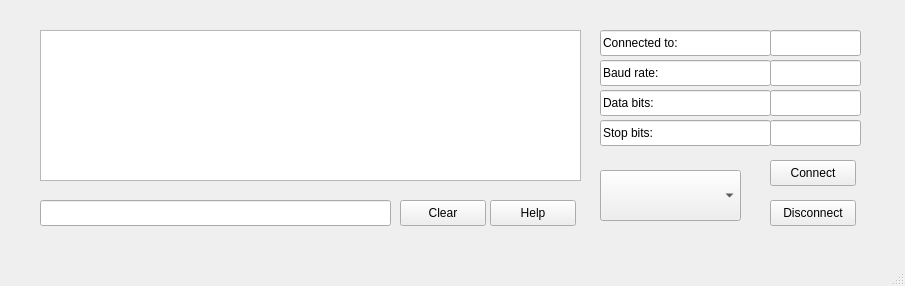
Old version of the form Software/Qt/mainwindow.ui in the repository Korius668/Robot-ISCARA.
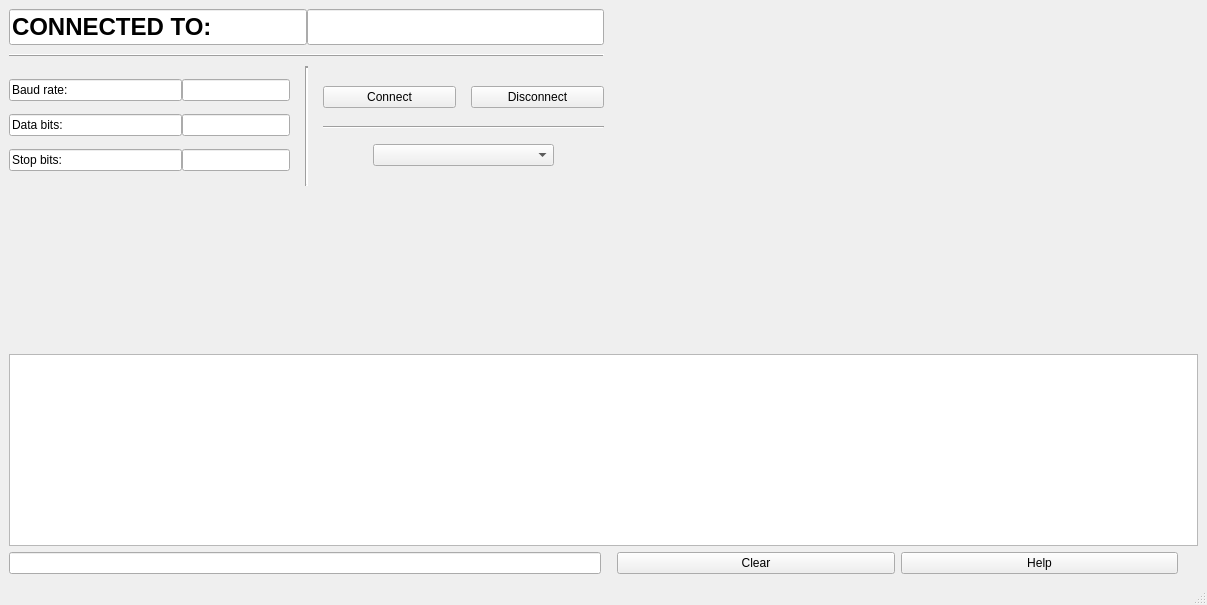
New version of the form. Icons and pictures are not drawn.

```diff
--- a/Software/Qt/mainwindow.ui
+++ b/Software/Qt/mainwindow.ui
@@ -6,8 +6,8 @@
    <rect>
     <x>0</x>
     <y>0</y>
-    <width>905</width>
-    <height>286</height>
+    <width>1207</width>
+    <height>605</height>
    </rect>
   </property>
   <property name="mouseTracking">
@@ -24,50 +24,494 @@
     <normaloff>icon.jpg</normaloff>icon.jpg</iconset>
   </property>
   <widget class="QWidget" name="centralwidget">
-   <widget class="QComboBox" name="comboBox">
-    <property name="geometry">
-     <rect>
-      <x>600</x>
-      <y>170</y>
-      <width>141</width>
-      <height>51</height>
-     </rect>
-    </property>
-   </widget>
+   <layout class="QHBoxLayout" name="horizontalLayout_14">
+    <item>
+     <layout class="QVBoxLayout" name="verticalLayout_7">
+      <item>
+       <layout class="QVBoxLayout" name="verticalLayout_6">
+        <item>
+         <layout class="QHBoxLayout" name="horizontalLayout_12">
+          <item>
+           <layout class="QVBoxLayout" name="verticalLayout_5">
+            <item>
+             <layout class="QHBoxLayout" name="horizontalLayout_3">
+              <property name="spacing">
+               <number>0</number>
+              </property>
+              <property name="sizeConstraint">
+               <enum>QLayout::SetFixedSize</enum>
+              </property>
+              <item>
+               <widget class="QLineEdit" name="lineEdit_2">
+                <property name="enabled">
+                 <bool>true</bool>
+                </property>
+                <property name="sizePolicy">
+                 <sizepolicy hsizetype="Expanding" vsizetype="Fixed">
+                  <horstretch>0</horstretch>
+                  <verstretch>0</verstretch>
+                 </sizepolicy>
+                </property>
+                <property name="font">
+                 <font>
+                  <pointsize>18</pointsize>
+                  <bold>true</bold>
+                 </font>
+                </property>
+                <property name="mouseTracking">
+                 <bool>false</bool>
+                </property>
+                <property name="text">
+                 <string>CONNECTED TO:</string>
+                </property>
+                <property name="readOnly">
+                 <bool>true</bool>
+                </property>
+               </widget>
+              </item>
+              <item>
+               <widget class="QLineEdit" name="lineEdit_6">
+                <property name="sizePolicy">
+                 <sizepolicy hsizetype="Expanding" vsizetype="Fixed">
+                  <horstretch>0</horstretch>
+                  <verstretch>0</verstretch>
+                 </sizepolicy>
+                </property>
+                <property name="font">
+                 <font>
+                  <pointsize>18</pointsize>
+                  <bold>true</bold>
+                 </font>
+                </property>
+                <property name="cursor">
+                 <cursorShape>IBeamCursor</cursorShape>
+                </property>
+                <property name="alignment">
+                 <set>Qt::AlignCenter</set>
+                </property>
+                <property name="readOnly">
+                 <bool>true</bool>
+                </property>
+               </widget>
+              </item>
+              <item>
+               <spacer name="horizontalSpacer">
+                <property name="orientation">
+                 <enum>Qt::Horizontal</enum>
+                </property>
+                <property name="sizeType">
+                 <enum>QSizePolicy::Fixed</enum>
+                </property>
+                <property name="sizeHint" stdset="0">
+                 <size>
+                  <width>0</width>
+                  <height>20</height>
+                 </size>
+                </property>
+               </spacer>
+              </item>
+             </layout>
+            </item>
+            <item>
+             <spacer name="verticalSpacer_5">
+              <property name="orientation">
+               <enum>Qt::Vertical</enum>
+              </property>
+              <property name="sizeType">
+               <enum>QSizePolicy::Fixed</enum>
+              </property>
+              <property name="sizeHint" stdset="0">
+               <size>
+                <width>20</width>
+                <height>3</height>
+               </size>
+              </property>
+             </spacer>
+            </item>
+            <item>
+             <widget class="Line" name="line_3">
+              <property name="font">
+               <font>
+                <bold>true</bold>
+               </font>
+              </property>
+              <property name="frameShadow">
+               <enum>QFrame::Raised</enum>
+              </property>
+              <property name="lineWidth">
+               <number>1</number>
+              </property>
+              <property name="orientation">
+               <enum>Qt::Horizontal</enum>
+              </property>
+             </widget>
+            </item>
+            <item>
+             <spacer name="verticalSpacer_4">
+              <property name="orientation">
+               <enum>Qt::Vertical</enum>
+              </property>
+              <property name="sizeType">
+               <enum>QSizePolicy::Fixed</enum>
+              </property>
+              <property name="sizeHint" stdset="0">
+               <size>
+                <width>20</width>
+                <height>3</height>
+               </size>
+              </property>
+             </spacer>
+            </item>
+            <item>
+             <layout class="QHBoxLayout" name="horizontalLayout_7">
+              <property name="spacing">
+               <number>0</number>
+              </property>
+              <item>
+               <layout class="QVBoxLayout" name="verticalLayout_2">
+                <item>
+                 <layout class="QHBoxLayout" name="horizontalLayout_4">
+                  <property name="spacing">
+                   <number>0</number>
+                  </property>
+                  <item>
+                   <widget class="QLineEdit" name="lineEdit_3">
+                    <property name="sizePolicy">
+                     <sizepolicy hsizetype="Expanding" vsizetype="Fixed">
+                      <horstretch>0</horstretch>
+                      <verstretch>0</verstretch>
+                     </sizepolicy>
+                    </property>
+                    <property name="text">
+                     <string>Baud rate:</string>
+                    </property>
+                    <property name="readOnly">
+                     <bool>true</bool>
+                    </property>
+                   </widget>
+                  </item>
+                  <item>
+                   <widget class="QLineEdit" name="lineEdit_7">
+                    <property name="sizePolicy">
+                     <sizepolicy hsizetype="Fixed" vsizetype="Fixed">
+                      <horstretch>0</horstretch>
+                      <verstretch>0</verstretch>
+                     </sizepolicy>
+                    </property>
+                    <property name="readOnly">
+                     <bool>true</bool>
+                    </property>
+                   </widget>
+                  </item>
+                 </layout>
+                </item>
+                <item>
+                 <layout class="QHBoxLayout" name="horizontalLayout_5">
+                  <property name="spacing">
+                   <number>0</number>
+                  </property>
+                  <item>
+                   <widget class="QLineEdit" name="lineEdit_4">
+                    <property name="sizePolicy">
+                     <sizepolicy hsizetype="Expanding" vsizetype="Fixed">
+                      <horstretch>0</horstretch>
+                      <verstretch>0</verstretch>
+                     </sizepolicy>
+                    </property>
+                    <property name="text">
+                     <string>Data bits:</string>
+                    </property>
+                    <property name="readOnly">
+                     <bool>true</bool>
+                    </property>
+                   </widget>
+                  </item>
+                  <item>
+                   <widget class="QLineEdit" name="lineEdit_8">
+                    <property name="sizePolicy">
+                     <sizepolicy hsizetype="Fixed" vsizetype="Fixed">
+                      <horstretch>0</horstretch>
+                      <verstretch>0</verstretch>
+                     </sizepolicy>
+                    </property>
+                    <property name="readOnly">
+                     <bool>true</bool>
+                    </property>
+                   </widget>
+                  </item>
+                 </layout>
+                </item>
+                <item>
+                 <layout class="QHBoxLayout" name="horizontalLayout_6">
+                  <property name="spacing">
+                   <number>0</number>
+                  </property>
+                  <item>
+                   <widget class="QLineEdit" name="lineEdit_5">
+                    <property name="sizePolicy">
+                     <sizepolicy hsizetype="Expanding" vsizetype="Fixed">
+                      <horstretch>0</horstretch>
+                      <verstretch>0</verstretch>
+                     </sizepolicy>
+                    </property>
+                    <property name="text">
+                     <string>Stop bits:</string>
+                    </property>
+                    <property name="readOnly">
+                     <bool>true</bool>
+                    </property>
+                   </widget>
+                  </item>
+                  <item>
+                   <widget class="QLineEdit" name="lineEdit_9">
+                    <property name="sizePolicy">
+                     <sizepolicy hsizetype="Fixed" vsizetype="Fixed">
+                      <horstretch>0</horstretch>
+                      <verstretch>0</verstretch>
+                     </sizepolicy>
+                    </property>
+                    <property name="readOnly">
+                     <bool>true</bool>
+                    </property>
+                   </widget>
+                  </item>
+                 </layout>
+                </item>
+               </layout>
+              </item>
+              <item>
+               <spacer name="horizontalSpacer_3">
+                <property name="orientation">
+                 <enum>Qt::Horizontal</enum>
+                </property>
+                <property name="sizeType">
+                 <enum>QSizePolicy::Fixed</enum>
+                </property>
+                <property name="sizeHint" stdset="0">
+                 <size>
+                  <width>15</width>
+                  <height>20</height>
+                 </size>
+                </property>
+               </spacer>
+              </item>
+              <item>
+               <widget class="Line" name="line">
+                <property name="font">
+                 <font>
+                  <bold>true</bold>
+                 </font>
+                </property>
+                <property name="lineWidth">
+                 <number>2</number>
+                </property>
+                <property name="orientation">
+                 <enum>Qt::Vertical</enum>
+                </property>
+               </widget>
+              </item>
+              <item>
+               <spacer name="horizontalSpacer_2">
+                <property name="orientation">
+                 <enum>Qt::Horizontal</enum>
+                </property>
+                <property name="sizeType">
+                 <enum>QSizePolicy::Fixed</enum>
+                </property>
+                <property name="sizeHint" stdset="0">
+                 <size>
+                  <width>15</width>
+                  <height>20</height>
+                 </size>
+                </property>
+               </spacer>
+              </item>
+              <item>
+               <layout class="QVBoxLayout" name="verticalLayout_4">
+                <item>
+                 <layout class="QHBoxLayout" name="horizontalLayout_2">
+                  <property name="spacing">
+                   <number>15</number>
+                  </property>
+                  <item>
+                   <layout class="QVBoxLayout" name="verticalLayout_3">
+                    <item>
+                     <spacer name="verticalSpacer_2">
+                      <property name="orientation">
+                       <enum>Qt::Vertical</enum>
+                      </property>
+                      <property name="sizeType">
+                       <enum>QSizePolicy::Fixed</enum>
+                      </property>
+                      <property name="sizeHint" stdset="0">
+                       <size>
+                        <width>20</width>
+                        <height>20</height>
+                       </size>
+                      </property>
+                     </spacer>
+                    </item>
+                    <item>
+                     <layout class="QHBoxLayout" name="horizontalLayout_8">
+                      <item>
    <widget class="QPushButton" name="pushButton">
-    <property name="geometry">
-     <rect>
-      <x>770</x>
-      <y>160</y>
-      <width>86</width>
-      <height>26</height>
-     </rect>
-    </property>
     <property name="text">
      <string>Connect</string>
     </property>
    </widget>
+                      </item>
+                      <item>
    <widget class="QPushButton" name="pushButton_2">
-    <property name="geometry">
-     <rect>
-      <x>770</x>
-      <y>200</y>
-      <width>86</width>
-      <height>26</height>
-     </rect>
-    </property>
     <property name="text">
      <string>Disconnect</string>
     </property>
    </widget>
+                      </item>
+                     </layout>
+                    </item>
+                    <item>
+                     <spacer name="verticalSpacer_3">
+                      <property name="orientation">
+                       <enum>Qt::Vertical</enum>
+                      </property>
+                      <property name="sizeType">
+                       <enum>QSizePolicy::Fixed</enum>
+                      </property>
+                      <property name="sizeHint" stdset="0">
+                       <size>
+                        <width>5</width>
+                        <height>3</height>
+                       </size>
+                      </property>
+                     </spacer>
+                    </item>
+                    <item>
+                     <widget class="Line" name="line_2">
+                      <property name="orientation">
+                       <enum>Qt::Horizontal</enum>
+                      </property>
+                     </widget>
+                    </item>
+                    <item>
+                     <layout class="QHBoxLayout" name="horizontalLayout_10">
+                      <item>
+                       <spacer name="horizontalSpacer_4">
+                        <property name="orientation">
+                         <enum>Qt::Horizontal</enum>
+                        </property>
+                        <property name="sizeType">
+                         <enum>QSizePolicy::Fixed</enum>
+                        </property>
+                        <property name="sizeHint" stdset="0">
+                         <size>
+                          <width>50</width>
+                          <height>20</height>
+                         </size>
+                        </property>
+                       </spacer>
+                      </item>
+                      <item>
+                       <widget class="QComboBox" name="comboBox">
+                        <property name="sizePolicy">
+                         <sizepolicy hsizetype="Expanding" vsizetype="Expanding">
+                          <horstretch>0</horstretch>
+                          <verstretch>0</verstretch>
+                         </sizepolicy>
+                        </property>
+                       </widget>
+                      </item>
+                      <item>
+                       <spacer name="horizontalSpacer_5">
+                        <property name="orientation">
+                         <enum>Qt::Horizontal</enum>
+                        </property>
+                        <property name="sizeType">
+                         <enum>QSizePolicy::Fixed</enum>
+                        </property>
+                        <property name="sizeHint" stdset="0">
+                         <size>
+                          <width>50</width>
+                          <height>20</height>
+                         </size>
+                        </property>
+                       </spacer>
+                      </item>
+                     </layout>
+                    </item>
+                    <item>
+                     <spacer name="verticalSpacer">
+                      <property name="orientation">
+                       <enum>Qt::Vertical</enum>
+                      </property>
+                      <property name="sizeType">
+                       <enum>QSizePolicy::Fixed</enum>
+                      </property>
+                      <property name="sizeHint" stdset="0">
+                       <size>
+                        <width>4</width>
+                        <height>20</height>
+                       </size>
+                      </property>
+                     </spacer>
+                    </item>
+                   </layout>
+                  </item>
+                 </layout>
+                </item>
+               </layout>
+              </item>
+             </layout>
+            </item>
+            <item>
+             <spacer name="verticalSpacer_6">
+              <property name="orientation">
+               <enum>Qt::Vertical</enum>
+              </property>
+              <property name="sizeHint" stdset="0">
+               <size>
+                <width>20</width>
+                <height>40</height>
+               </size>
+              </property>
+             </spacer>
+            </item>
+           </layout>
+          </item>
+          <item>
+           <spacer name="horizontalSpacer_6">
+            <property name="orientation">
+             <enum>Qt::Horizontal</enum>
+            </property>
+            <property name="sizeHint" stdset="0">
+             <size>
+              <width>40</width>
+              <height>20</height>
+             </size>
+            </property>
+           </spacer>
+          </item>
+         </layout>
+        </item>
+        <item>
+         <spacer name="verticalSpacer_7">
+          <property name="orientation">
+           <enum>Qt::Vertical</enum>
+          </property>
+          <property name="sizeHint" stdset="0">
+           <size>
+            <width>20</width>
+            <height>40</height>
+           </size>
+          </property>
+         </spacer>
+        </item>
+        <item>
    <widget class="QPlainTextEdit" name="plainTextEdit">
-    <property name="geometry">
-     <rect>
-      <x>40</x>
-      <y>30</y>
-      <width>541</width>
-      <height>151</height>
-     </rect>
+          <property name="sizePolicy">
+           <sizepolicy hsizetype="Expanding" vsizetype="Fixed">
+            <horstretch>0</horstretch>
+            <verstretch>0</verstretch>
+           </sizepolicy>
     </property>
     <property name="palette">
      <palette>
@@ -96,6 +540,12 @@
       <disabled/>
      </palette>
     </property>
+          <property name="font">
+           <font>
+            <stylestrategy>PreferDefault</stylestrategy>
+            <hintingpreference>PreferDefaultHinting</hintingpreference>
+           </font>
+          </property>
     <property name="frameShape">
      <enum>QFrame::StyledPanel</enum>
     </property>
@@ -103,21 +553,29 @@
      <enum>QFrame::Plain</enum>
     </property>
     <property name="lineWidth">
-     <number>2</number>
+           <number>5</number>
+          </property>
+          <property name="horizontalScrollBarPolicy">
+           <enum>Qt::ScrollBarAsNeeded</enum>
+          </property>
+          <property name="sizeAdjustPolicy">
+           <enum>QAbstractScrollArea::AdjustIgnored</enum>
+          </property>
+          <property name="undoRedoEnabled">
+           <bool>false</bool>
+          </property>
+          <property name="lineWrapMode">
+           <enum>QPlainTextEdit::NoWrap</enum>
     </property>
     <property name="readOnly">
      <bool>true</bool>
     </property>
    </widget>
+        </item>
+        <item>
+         <layout class="QHBoxLayout" name="horizontalLayout_11">
+          <item>
    <widget class="QLineEdit" name="lineEdit">
-    <property name="geometry">
-     <rect>
-      <x>40</x>
-      <y>200</y>
-      <width>351</width>
-      <height>26</height>
-     </rect>
-    </property>
     <property name="palette">
      <palette>
       <active>
@@ -152,148 +610,76 @@
      <string/>
     </property>
    </widget>
-   <widget class="QLineEdit" name="lineEdit_2">
-    <property name="geometry">
-     <rect>
-      <x>600</x>
-      <y>30</y>
-      <width>171</width>
-      <height>26</height>
-     </rect>
-    </property>
-    <property name="text">
-     <string>Connected to:</string>
-    </property>
-    <property name="readOnly">
-     <bool>true</bool>
-    </property>
-   </widget>
-   <widget class="QLineEdit" name="lineEdit_3">
-    <property name="geometry">
-     <rect>
-      <x>600</x>
-      <y>60</y>
-      <width>171</width>
-      <height>26</height>
-     </rect>
-    </property>
-    <property name="text">
-     <string>Baud rate:</string>
-    </property>
-    <property name="readOnly">
-     <bool>true</bool>
-    </property>
-   </widget>
-   <widget class="QLineEdit" name="lineEdit_4">
-    <property name="geometry">
-     <rect>
-      <x>600</x>
-      <y>90</y>
-      <width>171</width>
-      <height>26</height>
-     </rect>
-    </property>
-    <property name="text">
-     <string>Data bits:</string>
-    </property>
-    <property name="readOnly">
-     <bool>true</bool>
-    </property>
-   </widget>
-   <widget class="QLineEdit" name="lineEdit_5">
-    <property name="geometry">
-     <rect>
-      <x>600</x>
-      <y>120</y>
-      <width>171</width>
-      <height>26</height>
-     </rect>
-    </property>
-    <property name="text">
-     <string>Stop bits:</string>
-    </property>
-    <property name="readOnly">
-     <bool>true</bool>
-    </property>
-   </widget>
-   <widget class="QLineEdit" name="lineEdit_6">
-    <property name="geometry">
-     <rect>
-      <x>770</x>
-      <y>30</y>
-      <width>91</width>
-      <height>26</height>
-     </rect>
-    </property>
-    <property name="readOnly">
-     <bool>true</bool>
-    </property>
-   </widget>
-   <widget class="QLineEdit" name="lineEdit_7">
-    <property name="geometry">
-     <rect>
-      <x>770</x>
-      <y>60</y>
-      <width>91</width>
-      <height>26</height>
-     </rect>
-    </property>
-    <property name="readOnly">
-     <bool>true</bool>
-    </property>
-   </widget>
-   <widget class="QLineEdit" name="lineEdit_8">
-    <property name="geometry">
-     <rect>
-      <x>770</x>
-      <y>90</y>
-      <width>91</width>
-      <height>26</height>
-     </rect>
-    </property>
-    <property name="readOnly">
-     <bool>true</bool>
-    </property>
-   </widget>
-   <widget class="QLineEdit" name="lineEdit_9">
-    <property name="geometry">
-     <rect>
-      <x>770</x>
-      <y>120</y>
-      <width>91</width>
-      <height>26</height>
-     </rect>
-    </property>
-    <property name="readOnly">
-     <bool>true</bool>
-    </property>
-   </widget>
-   <widget class="QPushButton" name="pushButton_3">
-    <property name="geometry">
-     <rect>
-      <x>490</x>
-      <y>200</y>
-      <width>86</width>
-      <height>26</height>
-     </rect>
-    </property>
-    <property name="text">
-     <string>Help</string>
-    </property>
-   </widget>
+          </item>
+          <item>
+           <layout class="QHBoxLayout" name="horizontalLayout_13">
+            <item>
+             <spacer name="horizontalSpacer_8">
+              <property name="orientation">
+               <enum>Qt::Horizontal</enum>
+              </property>
+              <property name="sizeType">
+               <enum>QSizePolicy::Fixed</enum>
+              </property>
+              <property name="sizeHint" stdset="0">
+               <size>
+                <width>10</width>
+                <height>20</height>
+               </size>
+              </property>
+             </spacer>
+            </item>
+            <item>
    <widget class="QPushButton" name="pushButton_4">
-    <property name="geometry">
-     <rect>
-      <x>400</x>
-      <y>200</y>
-      <width>86</width>
-      <height>26</height>
-     </rect>
+              <property name="sizePolicy">
+               <sizepolicy hsizetype="Expanding" vsizetype="Fixed">
+                <horstretch>0</horstretch>
+                <verstretch>0</verstretch>
+               </sizepolicy>
     </property>
     <property name="text">
      <string>Clear</string>
     </property>
    </widget>
+            </item>
+            <item>
+             <widget class="QPushButton" name="pushButton_3">
+              <property name="sizePolicy">
+               <sizepolicy hsizetype="Expanding" vsizetype="Fixed">
+                <horstretch>0</horstretch>
+                <verstretch>0</verstretch>
+               </sizepolicy>
+              </property>
+              <property name="text">
+               <string>Help</string>
+              </property>
+             </widget>
+            </item>
+            <item>
+             <spacer name="horizontalSpacer_7">
+              <property name="orientation">
+               <enum>Qt::Horizontal</enum>
+              </property>
+              <property name="sizeType">
+               <enum>QSizePolicy::Fixed</enum>
+              </property>
+              <property name="sizeHint" stdset="0">
+               <size>
+                <width>20</width>
+                <height>20</height>
+               </size>
+              </property>
+             </spacer>
+            </item>
+           </layout>
+          </item>
+         </layout>
+        </item>
+       </layout>
+      </item>
+     </layout>
+    </item>
+   </layout>
   </widget>
   <widget class="QStatusBar" name="statusbar"/>
  </widget>
```
Lines whose indentation alone changed are shown as unchanged.
